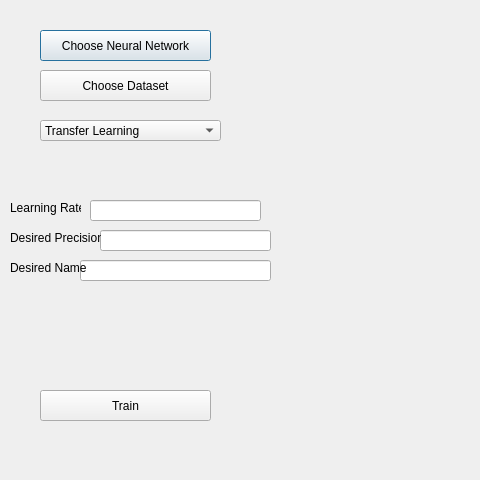
Qt form ImplementationPhase/View/ViewModule/ui/TrainingPanel.ui (JohannesHaering/PSE) before a commit; both pictures show x 0 to 480 and y 0 to 480 of the 800 by 480 pixel window.
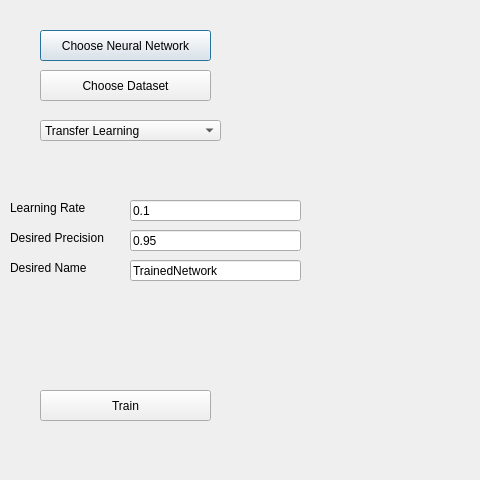
The same form after that commit.

Diff of the .ui file:
```diff
--- a/ImplementationPhase/View/ViewModule/ui/TrainingPanel.ui
+++ b/ImplementationPhase/View/ViewModule/ui/TrainingPanel.ui
@@ -55,14 +55,14 @@
   <widget class="QLineEdit" name="learningRate">
    <property name="geometry">
     <rect>
-     <x>90</x>
+     <x>130</x>
      <y>200</y>
      <width>171</width>
      <height>21</height>
     </rect>
    </property>
    <property name="text">
-    <string/>
+    <string>0.1</string>
    </property>
   </widget>
   <widget class="QLabel" name="learningRateLabel">
@@ -70,7 +70,7 @@
     <rect>
      <x>10</x>
      <y>200</y>
-     <width>71</width>
+     <width>101</width>
      <height>16</height>
     </rect>
    </property>
@@ -81,27 +81,27 @@
   <widget class="QLineEdit" name="precision">
    <property name="geometry">
     <rect>
-     <x>100</x>
+     <x>130</x>
      <y>230</y>
      <width>171</width>
      <height>21</height>
     </rect>
    </property>
    <property name="text">
-    <string/>
+    <string>0.95</string>
    </property>
   </widget>
   <widget class="QLineEdit" name="name">
    <property name="geometry">
     <rect>
-     <x>80</x>
+     <x>130</x>
      <y>260</y>
-     <width>191</width>
+     <width>171</width>
      <height>21</height>
     </rect>
    </property>
    <property name="text">
-    <string/>
+    <string>TrainedNetwork</string>
    </property>
   </widget>
   <widget class="QLabel" name="precisionLabel">
@@ -109,7 +109,7 @@
     <rect>
      <x>10</x>
      <y>230</y>
-     <width>91</width>
+     <width>131</width>
      <height>16</height>
     </rect>
    </property>
@@ -122,7 +122,7 @@
     <rect>
      <x>10</x>
      <y>260</y>
-     <width>81</width>
+     <width>101</width>
      <height>16</height>
     </rect>
    </property>
```
